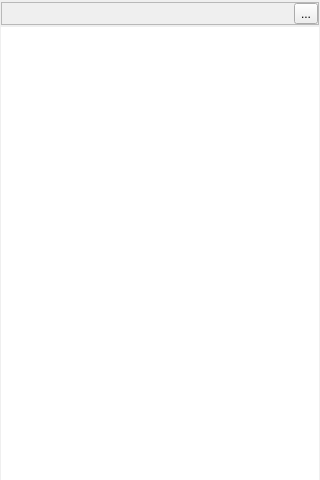
Above: src/AutoBatchScheduler/statusarea/statuswidget.ui from karakirimu/AutoBatchTools before the change. Below: the same form after it.
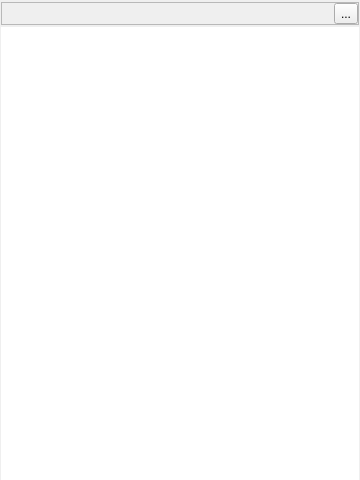
That is the form after the change. Icons and pictures are not drawn. Custom widgets are drawn as their Qt base class.

The edit to the form file:
```diff
--- a/src/AutoBatchScheduler/statusarea/statuswidget.ui
+++ b/src/AutoBatchScheduler/statusarea/statuswidget.ui
@@ -6,7 +6,7 @@
    <rect>
     <x>0</x>
     <y>0</y>
-    <width>320</width>
+    <width>360</width>
     <height>480</height>
    </rect>
   </property>
```
